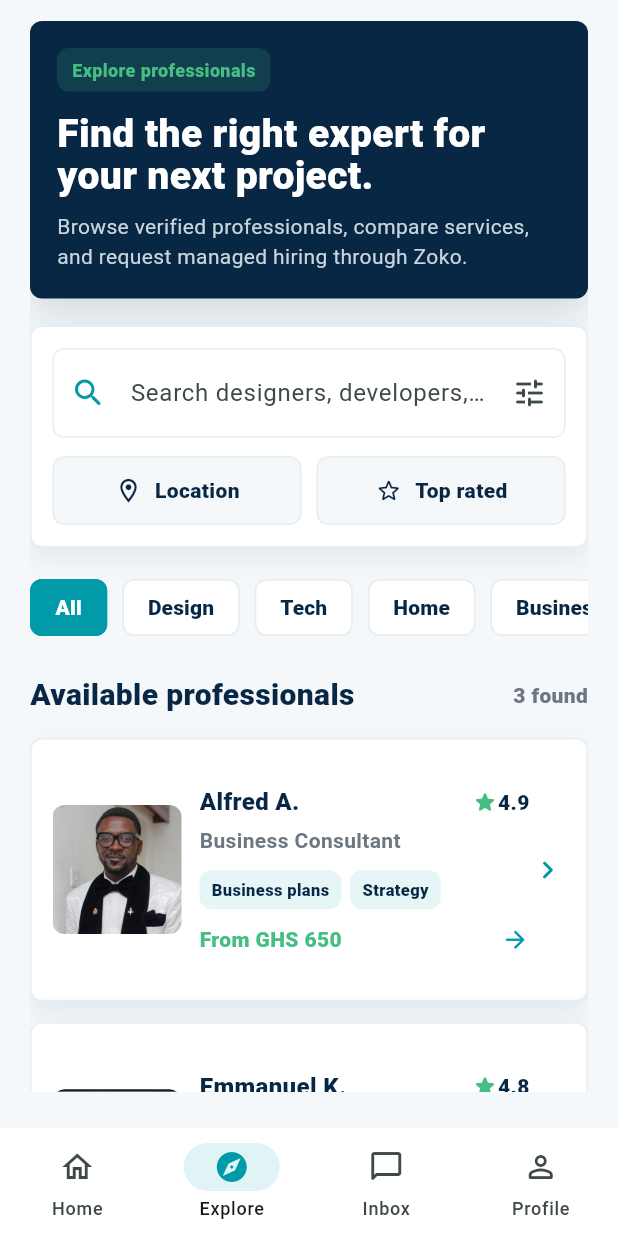
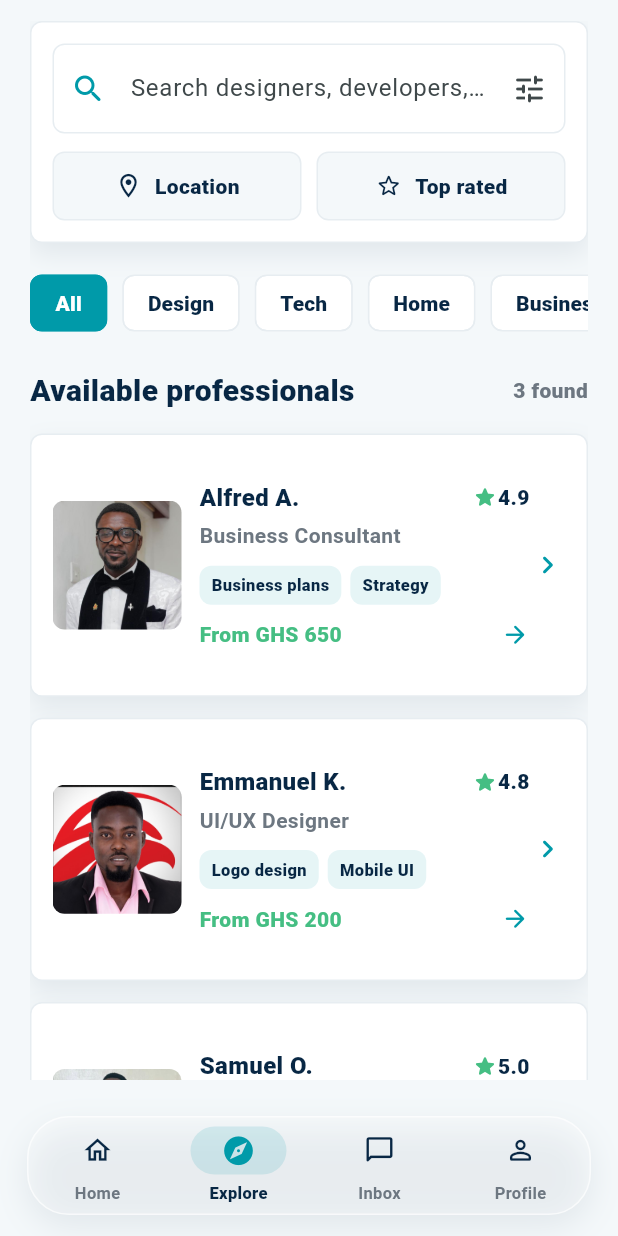
Before and after one commit to s-muel/zoko_marketplace, a Flutter app: the ExploreScreen screen opened by its route, on a phone screen of 412 x 824 dp. Run offline on Flutter 3.47's test engine with Material 3 defaults, Android fonts, the phone set to English and light mode, and no system bars.

Commit message:
added transparent Nav Bar

```diff
--- a/lib/screens/home/marketplace_home_page.dart
+++ b/lib/screens/home/marketplace_home_page.dart
@@ -25,6 +25,7 @@ class MarketplaceHomePage extends StatelessWidget {
     final professionals = _marketplaceService.getTopProfessionals();
 
     return Scaffold(
+      extendBody: true,
       body: SafeArea(
         child: ResponsivePage(
           child: LayoutBuilder(
--- a/lib/screens/marketplace/explore_screen.dart
+++ b/lib/screens/marketplace/explore_screen.dart
@@ -30,6 +30,7 @@ class _ExploreScreenState extends State<ExploreScreen> {
     );
 
     return Scaffold(
+      extendBody: true,
       body: SafeArea(
         child: ResponsivePage(
           child: LayoutBuilder(
@@ -40,8 +41,6 @@ class _ExploreScreenState extends State<ExploreScreen> {
 
               return ListView(
                 children: [
-                  _ExploreHeader(isDesktop: isDesktop),
-                  const SizedBox(height: 18),
                   const _SearchPanel(),
                   const SizedBox(height: 18),
                   _CategoryFilters(
@@ -119,96 +118,6 @@ class _EmptyResults extends StatelessWidget {
             textAlign: TextAlign.center,
             style: TextStyle(color: ZokoColors.textGrey, height: 1.4),
           ),
-        ],
-      ),
-    );
-  }
-}
-
-class _ExploreHeader extends StatelessWidget {
-  const _ExploreHeader({required this.isDesktop});
-
-  final bool isDesktop;
-
-  @override
-  Widget build(BuildContext context) {
-    return Container(
-      padding: EdgeInsets.all(isDesktop ? 24 : 18),
-      decoration: BoxDecoration(
-        color: ZokoColors.navy,
-        borderRadius: BorderRadius.circular(8),
-        boxShadow: [
-          BoxShadow(
-            color: ZokoColors.navy.withValues(alpha: 0.14),
-            blurRadius: 22,
-            offset: const Offset(0, 11),
-          ),
-        ],
-      ),
-      child: Row(
-        children: [
-          Expanded(
-            child: Column(
-              crossAxisAlignment: CrossAxisAlignment.start,
-              children: [
-                Container(
-                  padding: const EdgeInsets.symmetric(
-                    horizontal: 10,
-                    vertical: 6,
-                  ),
-                  decoration: BoxDecoration(
-                    color: ZokoColors.green.withValues(alpha: 0.16),
-                    borderRadius: BorderRadius.circular(8),
-                  ),
-                  child: const Text(
-                    'Explore professionals',
-                    style: TextStyle(
-                      color: ZokoColors.green,
-                      fontSize: 12,
-                      fontWeight: FontWeight.w900,
-                    ),
-                  ),
-                ),
-                const SizedBox(height: 14),
-                Text(
-                  'Find the right expert for your next project.',
-                  style: TextStyle(
-                    color: Colors.white,
-                    fontSize: isDesktop ? 34 : 26,
-                    height: 1.08,
-                    fontWeight: FontWeight.w900,
-                  ),
-                ),
-                const SizedBox(height: 10),
-                const Text(
-                  'Browse verified professionals, compare services, and request managed hiring through Zoko.',
-                  style: TextStyle(
-                    color: Color(0xFFC9D5DD),
-                    height: 1.4,
-                  ),
-                ),
-              ],
-            ),
-          ),
-          if (isDesktop) ...[
-            const SizedBox(width: 24),
-            Container(
-              width: 118,
-              height: 118,
-              decoration: BoxDecoration(
-                color: Colors.white.withValues(alpha: 0.1),
-                borderRadius: BorderRadius.circular(8),
-                border: Border.all(
-                  color: Colors.white.withValues(alpha: 0.14),
-                ),
-              ),
-              child: const Icon(
-                Icons.manage_search_rounded,
-                color: ZokoColors.green,
-                size: 54,
-              ),
-            ),
-          ],
         ],
       ),
     );
--- a/lib/widgets/app/zoko_bottom_nav.dart
+++ b/lib/widgets/app/zoko_bottom_nav.dart
@@ -9,11 +9,50 @@ class ZokoBottomNav extends StatelessWidget {
 
   @override
   Widget build(BuildContext context) {
-    return NavigationBar(
-      height: 72,
-      backgroundColor: Colors.white,
-      indicatorColor: ZokoColors.teal.withValues(alpha: 0.12),
+    return Padding(
+      padding: const EdgeInsets.fromLTRB(18, 0, 18, 14),
+      child: DecoratedBox(
+        decoration: BoxDecoration(
+          color: Colors.white.withValues(alpha: 0.22),
+          borderRadius: BorderRadius.circular(28),
+          border: Border.all(color: Colors.white.withValues(alpha: 0.65)),
+          boxShadow: [
+            BoxShadow(
+              color: ZokoColors.navy.withValues(alpha: 0.08),
+              blurRadius: 18,
+              offset: const Offset(0, 8),
+            ),
+          ],
+        ),
+        child: ClipRRect(
+          borderRadius: BorderRadius.circular(28),
+          child: NavigationBarTheme(
+            data: NavigationBarThemeData(
+              height: 66,
+              backgroundColor: Colors.transparent,
+              indicatorColor: ZokoColors.teal.withValues(alpha: 0.13),
+              labelTextStyle: WidgetStateProperty.resolveWith((states) {
+                final isSelected = states.contains(WidgetState.selected);
+
+                return TextStyle(
+                  color: isSelected ? ZokoColors.navy : ZokoColors.textGrey,
+                  fontSize: 11,
+                  fontWeight: isSelected ? FontWeight.w900 : FontWeight.w700,
+                );
+              }),
+              iconTheme: WidgetStateProperty.resolveWith((states) {
+                final isSelected = states.contains(WidgetState.selected);
+
+                return IconThemeData(
+                  color: isSelected ? ZokoColors.teal : ZokoColors.navy,
+                  size: isSelected ? 23 : 21,
+                );
+              }),
+            ),
+            child: NavigationBar(
               selectedIndex: selectedIndex,
+              backgroundColor: Colors.transparent,
+              indicatorColor: ZokoColors.teal.withValues(alpha: 0.13),
               onDestinationSelected: (index) {
                 if (index == selectedIndex) {
                   return;
@@ -23,25 +62,29 @@ class ZokoBottomNav extends StatelessWidget {
               destinations: const [
                 NavigationDestination(
                   icon: Icon(Icons.home_outlined),
-          selectedIcon: Icon(Icons.home_rounded, color: ZokoColors.teal),
+                  selectedIcon: Icon(Icons.home_rounded),
                   label: 'Home',
                 ),
                 NavigationDestination(
                   icon: Icon(Icons.explore_outlined),
-          selectedIcon: Icon(Icons.explore_rounded, color: ZokoColors.teal),
+                  selectedIcon: Icon(Icons.explore_rounded),
                   label: 'Explore',
                 ),
                 NavigationDestination(
                   icon: Icon(Icons.chat_bubble_outline_rounded),
-          selectedIcon: Icon(Icons.chat_bubble_rounded, color: ZokoColors.teal),
+                  selectedIcon: Icon(Icons.chat_bubble_rounded),
                   label: 'Inbox',
                 ),
                 NavigationDestination(
                   icon: Icon(Icons.person_outline_rounded),
-          selectedIcon: Icon(Icons.person_rounded, color: ZokoColors.teal),
+                  selectedIcon: Icon(Icons.person_rounded),
                   label: 'Profile',
                 ),
               ],
+            ),
+          ),
+        ),
+      ),
     );
   }
 }
```
Lines whose indentation alone changed are shown as unchanged.
